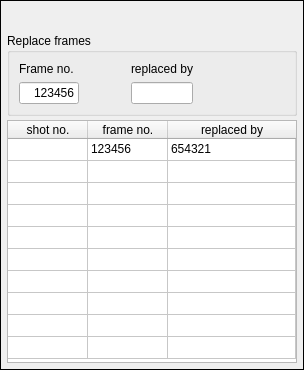
Old version of the form tools/video_editor/ui/ui_widget_replace.ui in the repository JepEtau/mco.
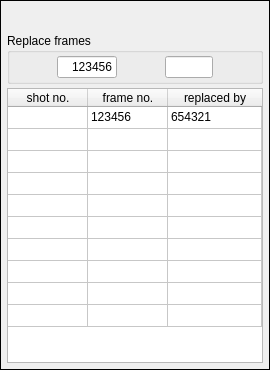
New version of the form. Icons and pictures are not drawn.

```diff
--- a/tools/video_editor/ui/ui_widget_replace.ui
+++ b/tools/video_editor/ui/ui_widget_replace.ui
@@ -6,7 +6,7 @@
    <rect>
     <x>0</x>
     <y>0</y>
-    <width>304</width>
+    <width>270</width>
     <height>370</height>
    </rect>
   </property>
@@ -204,30 +204,23 @@
         <property name="checked">
          <bool>false</bool>
         </property>
-        <layout class="QGridLayout" name="gridLayout">
-         <item row="1" column="3">
-          <widget class="QLineEdit" name="lineEdit_replaced_by">
-           <property name="sizePolicy">
-            <sizepolicy hsizetype="Maximum" vsizetype="Fixed">
-             <horstretch>0</horstretch>
-             <verstretch>0</verstretch>
-            </sizepolicy>
-           </property>
-           <property name="maximumSize">
-            <size>
-             <width>70</width>
-             <height>16777215</height>
-            </size>
-           </property>
-           <property name="alignment">
-            <set>Qt::AlignRight|Qt::AlignTrailing|Qt::AlignVCenter</set>
-           </property>
-           <property name="readOnly">
-            <bool>true</bool>
-           </property>
-          </widget>
-         </item>
-         <item row="1" column="1">
+        <layout class="QHBoxLayout" name="horizontalLayout_2">
+         <property name="spacing">
+          <number>4</number>
+         </property>
+         <property name="leftMargin">
+          <number>3</number>
+         </property>
+         <property name="topMargin">
+          <number>3</number>
+         </property>
+         <property name="rightMargin">
+          <number>3</number>
+         </property>
+         <property name="bottomMargin">
+          <number>3</number>
+         </property>
+         <item>
           <widget class="QPushButton" name="pushButton_copy">
            <property name="maximumSize">
             <size>
@@ -247,7 +240,7 @@
            </property>
           </widget>
          </item>
-         <item row="1" column="0">
+         <item>
           <widget class="QLineEdit" name="lineEdit_frame_no">
            <property name="sizePolicy">
             <sizepolicy hsizetype="Maximum" vsizetype="Fixed">
@@ -278,20 +271,7 @@
            </property>
           </widget>
          </item>
-         <item row="1" column="2">
-          <spacer name="horizontalSpacer_5">
-           <property name="orientation">
-            <enum>Qt::Horizontal</enum>
-           </property>
-           <property name="sizeHint" stdset="0">
-            <size>
-             <width>5</width>
-             <height>10</height>
-            </size>
-           </property>
-          </spacer>
-         </item>
-         <item row="1" column="4">
+         <item>
           <widget class="QPushButton" name="pushButton_paste">
            <property name="text">
             <string/>
@@ -305,7 +285,29 @@
            </property>
           </widget>
          </item>
-         <item row="1" column="5">
+         <item>
+          <widget class="QLineEdit" name="lineEdit_replaced_by">
+           <property name="sizePolicy">
+            <sizepolicy hsizetype="Maximum" vsizetype="Fixed">
+             <horstretch>0</horstretch>
+             <verstretch>0</verstretch>
+            </sizepolicy>
+           </property>
+           <property name="maximumSize">
+            <size>
+             <width>70</width>
+             <height>16777215</height>
+            </size>
+           </property>
+           <property name="alignment">
+            <set>Qt::AlignRight|Qt::AlignTrailing|Qt::AlignVCenter</set>
+           </property>
+           <property name="readOnly">
+            <bool>true</bool>
+           </property>
+          </widget>
+         </item>
+         <item>
           <widget class="QPushButton" name="pushButton_remove">
            <property name="text">
             <string/>
@@ -319,20 +321,6 @@
            </property>
           </widget>
          </item>
-         <item row="0" column="0">
-          <widget class="QLabel" name="label">
-           <property name="text">
-            <string>Frame no.</string>
-           </property>
-          </widget>
-         </item>
-         <item row="0" column="3">
-          <widget class="QLabel" name="label_2">
-           <property name="text">
-            <string>replaced by</string>
-           </property>
-          </widget>
-         </item>
         </layout>
        </widget>
       </item>
```
Left out of the diff: 23 changed lines with no effect on the pictures.
